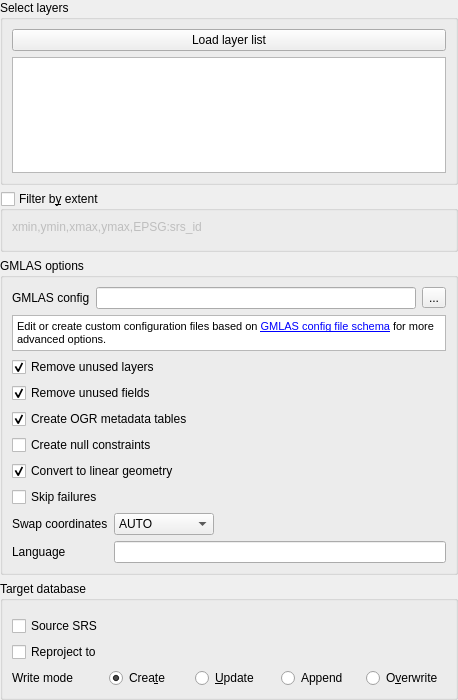
First picture: the form in gml_application_schema_toolbox/ui/import_gmlas_panel.ui, repository BRGM/gml_application_schema_toolbox, before the edit.
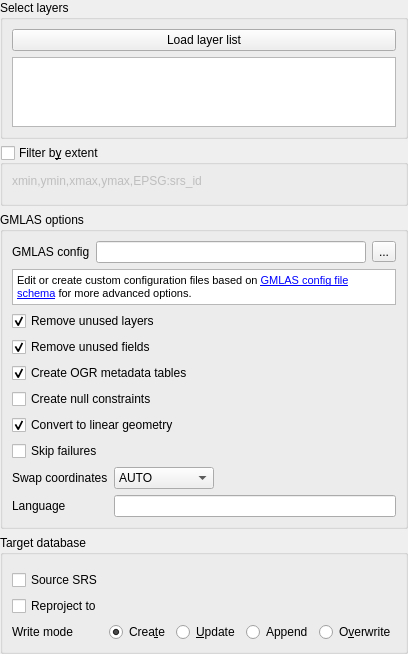
Second picture: the form after the edit. Custom widgets are drawn as their Qt base class.

Diff of the .ui file:
```diff
--- a/gml_application_schema_toolbox/ui/import_gmlas_panel.ui
+++ b/gml_application_schema_toolbox/ui/import_gmlas_panel.ui
@@ -6,8 +6,8 @@
    <rect>
     <x>0</x>
     <y>0</y>
-    <width>458</width>
-    <height>700</height>
+    <width>402</width>
+    <height>98</height>
    </rect>
   </property>
   <property name="windowTitle">
```
